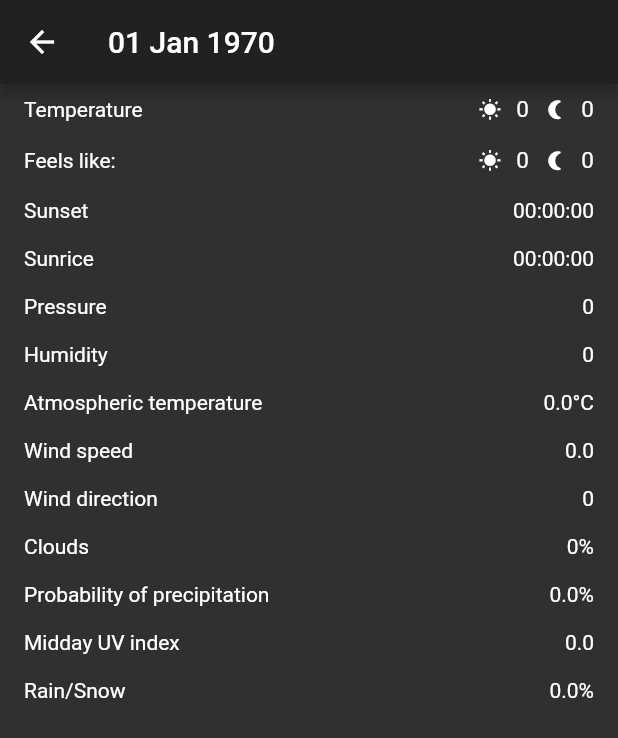
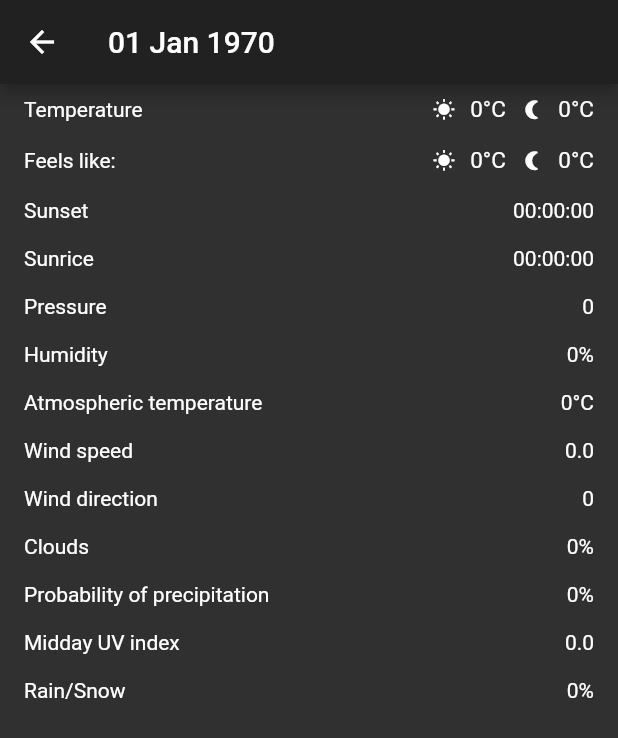
Before and after one commit to cr0manty/Weather_App, a Flutter app: the DetailDailyWeatherScreen screen opened directly with empty values, on a phone screen of 412 x 824 dp. Shown: the top 738 px of the screen. Run offline on Flutter 3.47's test engine with Material 2 defaults, Android fonts, the phone set to English and light mode, and no system bars; our stand-ins replace cached_network_image, dio, firebase_messaging, hive, location, retrofit and 1 more; missing offline and left inert: geocoder; accounts and stored records are empty; generated files the repository leaves out were written again.

Commit message:
add hourly detail screen

```diff
--- a/assets/lang/en.json
+++ b/assets/lang/en.json
@@ -15,5 +15,6 @@
   "clouds": "Clouds",
   "pop": "Probability of precipitation",
   "uvi": "Midday UV index",
-  "temp": "Temperature"
+  "temp": "Temperature",
+  "visibility": "Visibility"
 }
--- a/assets/lang/ru.json
+++ b/assets/lang/ru.json
@@ -15,5 +15,6 @@
   "clouds": "Облака",
   "pop": "Вероятность выпадения осадков",
   "uvi": "Полуденный УФ-индекс",
-  "temp": "Температура"
+  "temp": "Температура",
+  "visibility": "Видимость"
 }
--- a/lib/models/daily/forecast.dart
+++ b/lib/models/daily/forecast.dart
@@ -69,7 +69,7 @@ class DailyWeatherForecast {
   WeatherForecast get weather =>
       weatherList != null && weatherList.isNotEmpty ? weatherList.first : null;
 
-  double get rainOrSnow => rain ?? snow ?? 0;
+  int get rainOrSnow => rain?.round() ?? snow?.round() ?? 0;
 
   DateTime get dateTime => DateTime.fromMillisecondsSinceEpoch(dt * 1000);
 
--- a/lib/models/hourly/forecast.dart
+++ b/lib/models/hourly/forecast.dart
@@ -29,7 +29,7 @@ class HourlyWeatherForecast {
   final int clouds;
   @JsonKey(name: 'pop', defaultValue: 0)
   final double pop;
-  @JsonKey(name: 'uvi')
+  @JsonKey(name: 'uvi', defaultValue: 0)
   final double uvi;
   @JsonKey(name: 'visibility', defaultValue: 0)
   final int visibility;
@@ -62,7 +62,7 @@ class HourlyWeatherForecast {
   Map<String, dynamic> toJson() => _$HourlyWeatherForecastToJson(this);
 
   int get rainOrSnow {
-    return null;
+    return 0;
   }
 
   DateTime get dateTime => DateTime.fromMillisecondsSinceEpoch(dt * 1000);
@@ -71,6 +71,8 @@ class HourlyWeatherForecast {
 
   String get timeString => DateFormat('HH:mm').format(dateTime);
 
+  String get dateTimeString => DateFormat('dd MMM y HH:mm').format(dateTime);
+
   int get intTemp => temp.round();
 
   int get intFeelsLike => feelsLike.round();
--- a/lib/views/detail_weather_screens/daily_screen.dart
+++ b/lib/views/detail_weather_screens/daily_screen.dart
@@ -15,26 +15,27 @@ class DetailDailyWeatherScreen extends StatelessWidget {
         title: Text(forecast.dateString),
       ),
       body: ListView(
+        shrinkWrap: true,
         children: [
           RowWeatherElement(
             labelKey: 'temp',
             value: DailyWeatherTimeLine(
-              label: forecast.temp.dayInt.toString(),
+              label: '${forecast.temp.dayInt}°C',
               icon: Icons.wb_sunny,
             ),
             additionElement: DailyWeatherTimeLine(
-              label: forecast.temp.nightInt.toString(),
+              label: '${forecast.temp.nightInt}°C',
               icon: Icons.nightlight_round,
             ),
           ),
           RowWeatherElement(
             labelKey: 'feels_like',
             value: DailyWeatherTimeLine(
-              label: forecast.feelsLike.dayInt.toString(),
+              label: '${forecast.feelsLike.dayInt}°C',
               icon: Icons.wb_sunny,
             ),
             additionElement: DailyWeatherTimeLine(
-              label: forecast.feelsLike.nightInt.toString(),
+              label: '${forecast.feelsLike.nightInt}°C',
               icon: Icons.nightlight_round,
             ),
           ),
@@ -52,11 +53,11 @@ class DetailDailyWeatherScreen extends StatelessWidget {
           ),
           RowWeatherElement(
             labelKey: 'humidity',
-            value: Text(forecast.humidity.toString()),
+            value: Text('${forecast.humidity}%'),
           ),
           RowWeatherElement(
             labelKey: 'dew_point',
-            value: Text('${forecast.dewPoint}°C'),
+            value: Text('${forecast.dewPoint.round()}°C'),
           ),
           RowWeatherElement(
             labelKey: 'wind_speed',
@@ -72,7 +73,7 @@ class DetailDailyWeatherScreen extends StatelessWidget {
           ),
           RowWeatherElement(
             labelKey: 'pop',
-            value: Text('${forecast.pop}%'),
+            value: Text('${forecast.pop.round()}%'),
           ),
           RowWeatherElement(
             labelKey: 'uvi',
--- a/lib/views/home/home_screen_view.dart
+++ b/lib/views/home/home_screen_view.dart
@@ -47,6 +47,7 @@ class _HomePageState extends State<HomePage> {
         stream: _model.onDataUpdated,
         builder: (context, snapshot) {
           return ListView(
+            shrinkWrap: true,
             children: [
               CurrentSection(snapshot.data),
               SizedBox(height: 20),
```
Also changed, not shown: lib/views/detail_weather_screens/hourly_screen.dart (+64 -1 lines), lib/views/home/widgets/hourly_list_element.dart (+12 -1 lines).
